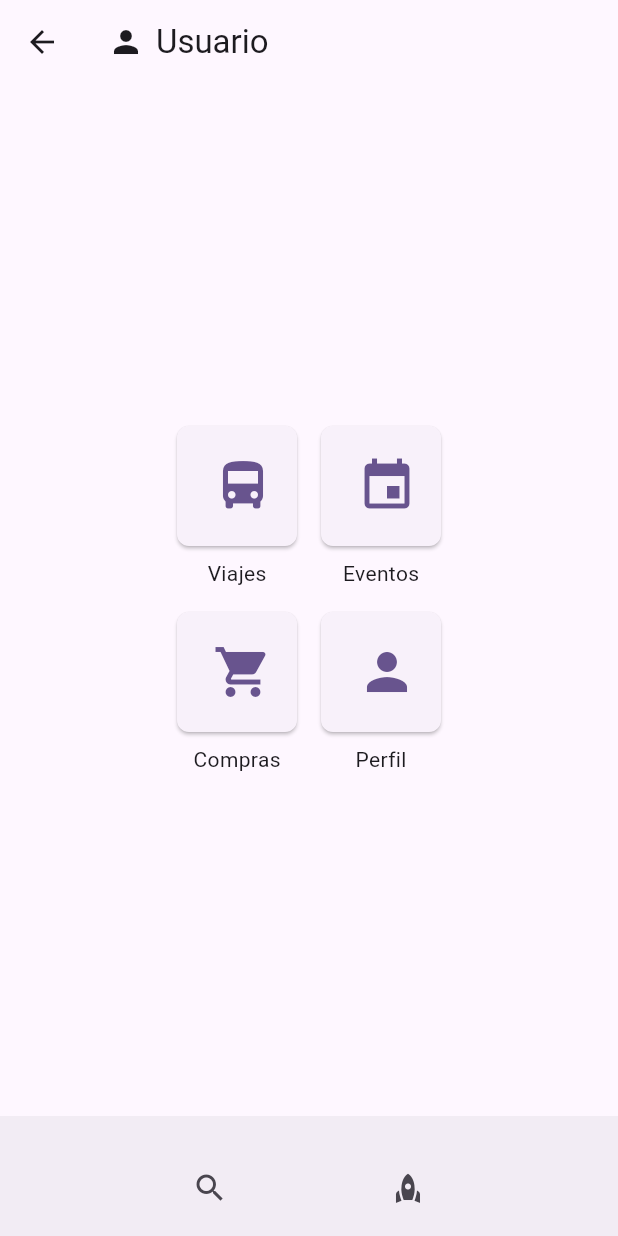
After one commit to Dmytro047/enruta, a Flutter app: the MenuScreen screen opened directly, on a phone screen of 412 x 824 dp. The commit adds this screen. Run offline on Flutter 3.47's test engine with Material 3 defaults, Android fonts, the phone set to English and light mode, and no system bars.

Commit message:
8062024DO

```diff
--- a/lib/screen/login.dart
+++ b/lib/screen/login.dart
@@ -1,4 +1,5 @@
 import 'package:enruta/screen/dashboard.dart';
+import 'package:enruta/screen/mainmenu.dart';
 import 'package:enruta/screen/signup.dart';
 import 'package:flutter/material.dart';
 
@@ -82,7 +83,8 @@ class LoginScreen extends StatelessWidget {
                   Navigator.push(
                       context,
                       MaterialPageRoute(
-                          builder: (context) => DashboardScreen()));
+                          builder: (context) => const MenuScreen()));
+                  //builder: (context) => const DashboardScreen()));
                 },
                 child: const Text('Logearse'),
               ),
--- /dev/null
+++ b/lib/screen/mainmenu.dart
@@ -0,0 +1,120 @@
+import 'package:enruta/common/footer.dart';
+import 'package:enruta/screen/dashboard.dart';
+import 'package:enruta/common/header.dart';
+import 'package:enruta/screen/buyticket.dart';
+import 'package:flutter/material.dart';
+
+class MenuScreen extends StatelessWidget {
+  const MenuScreen({super.key});
+
+  @override
+  Widget build(BuildContext context) {
+    return Scaffold(
+      appBar: AppBar(
+        title: const Row(
+          children: [
+            Icon(Icons.person),
+            SizedBox(width: 8),
+            Text('Usuario'),
+          ],
+        ),
+      ),
+      body: Column(
+        children: [
+          Expanded(
+            child: Center(
+              child: Column(
+                mainAxisAlignment: MainAxisAlignment.center,
+                children: [
+                  Row(
+                    mainAxisAlignment: MainAxisAlignment.center,
+                    children: [
+                      _buildSquareButton(
+                          context, Icons.directions_bus, 'Viajes'),
+                      const SizedBox(width: 16),
+                      _buildSquareButton(context, Icons.event, 'Eventos'),
+                    ],
+                  ),
+                  const SizedBox(height: 16),
+                  Row(
+                    mainAxisAlignment: MainAxisAlignment.center,
+                    children: [
+                      _buildSquareButton(
+                          context, Icons.shopping_cart, 'Compras'),
+                      const SizedBox(width: 16),
+                      _buildSquareButton(context, Icons.person, 'Perfil'),
+                    ],
+                  ),
+                ],
+              ),
+            ),
+          ),
+        ],
+      ),
+      bottomNavigationBar: BottomAppBar(
+        child: Padding(
+          padding: const EdgeInsets.all(16.0),
+          child: Row(
+            mainAxisAlignment: MainAxisAlignment.spaceEvenly,
+            children: [
+              IconButton(
+                icon: const Icon(Icons.search),
+                onPressed: () {},
+              ),
+              IconButton(
+                icon: const Icon(Icons.rocket),
+                onPressed: () {},
+              ),
+            ],
+          ),
+        ),
+      ),
+    );
+  }
+
+  Widget _buildSquareButton(BuildContext context, IconData icon, String label) {
+    return Column(
+      children: [
+        Container(
+          width: 80,
+          height: 80,
+          child: ElevatedButton(
+            onPressed: () {
+              Navigator.push(
+                context,
+                MaterialPageRoute(
+                    builder: (context) => const DashboardScreen()),
+              );
+            },
+            style: ElevatedButton.styleFrom(
+              shape: RoundedRectangleBorder(
+                borderRadius: BorderRadius.circular(8.0),
+              ),
+            ),
+            child: Icon(icon, size: 40),
+          ),
+        ),
+        const SizedBox(height: 8),
+        Text(label),
+      ],
+    );
+  }
+}
+
+class PlaceholderScreen extends StatelessWidget {
+  final String label;
+
+  const PlaceholderScreen({super.key, required this.label});
+
+  @override
+  Widget build(BuildContext context) {
+    return Scaffold(
+      appBar: AppBar(
+        title: Text(label),
+      ),
+      body: Center(
+        child: Text('Esta es la pantalla de $label'),
+      ),
+    );
+  }
+}
```
